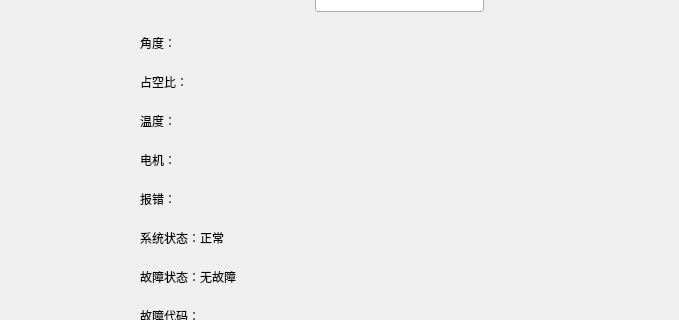
This is src/ui/ctrl_panel.ui in MisakaMikoto128/UDP_Oscilloscope as Qt 5 draws it before an edit; both pictures show x 155 to 834 and y 152 to 472 of the 834 by 664 pixel window. The edited form follows.
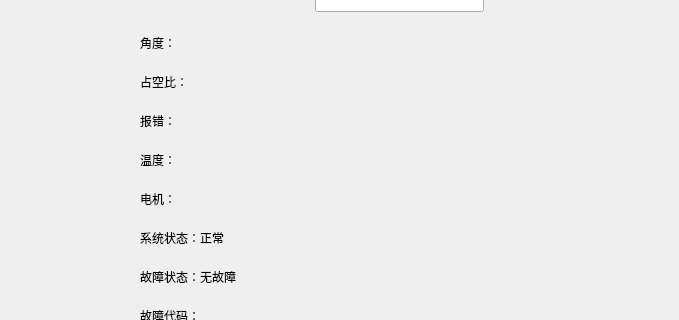
This is the edited form. Custom widgets are drawn as their Qt base class.

Commit message: 控制界面基本完成

The edit to the form file:
```diff
--- a/src/ui/ctrl_panel.ui
+++ b/src/ui/ctrl_panel.ui
@@ -525,6 +525,22 @@
         </property>
        </widget>
       </item>
+      <item>
+       <widget class="SubtitleLabel" name="label_dev_error">
+        <property name="sizePolicy">
+         <sizepolicy hsizetype="Preferred" vsizetype="Fixed">
+          <horstretch>0</horstretch>
+          <verstretch>0</verstretch>
+         </sizepolicy>
+        </property>
+        <property name="text">
+         <string>报错：</string>
+        </property>
+        <property name="textFormat">
+         <enum>Qt::MarkdownText</enum>
+        </property>
+       </widget>
+      </item>
       <item>
        <widget class="SubtitleLabel" name="label_temperature">
         <property name="sizePolicy">
@@ -557,26 +573,6 @@
         </property>
        </widget>
       </item>
-      <item>
-       <layout class="QHBoxLayout" name="horizontalLayout_4">
-        <item>
-         <widget class="SubtitleLabel" name="label_dev_error">
-          <property name="sizePolicy">
-           <sizepolicy hsizetype="Preferred" vsizetype="Fixed">
-            <horstretch>0</horstretch>
-            <verstretch>0</verstretch>
-           </sizepolicy>
-          </property>
-          <property name="text">
-           <string>报错：</string>
-          </property>
-          <property name="textFormat">
-           <enum>Qt::MarkdownText</enum>
-          </property>
-         </widget>
-        </item>
-       </layout>
-      </item>
       <item>
        <widget class="SubtitleLabel" name="label_sys_status">
         <property name="sizePolicy">
```
Left out of the diff: 2 changed lines with no effect on the pictures. The commit also changes 5 other files.
